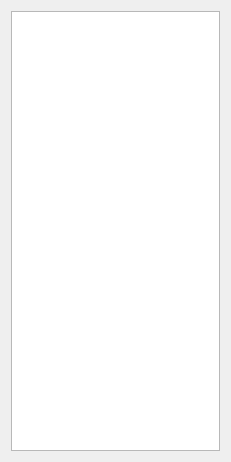
Qt form ui/category_dock.ui (yatengLG/ISAT_with_segment_anything) before a commit.
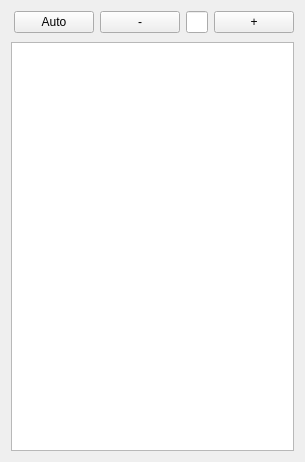
The same form after that commit.

Commit message: add manual/auto group select mode

```diff
--- a/ui/category_dock.ui
+++ b/ui/category_dock.ui
@@ -14,6 +14,43 @@
    <string>Form</string>
   </property>
   <layout class="QVBoxLayout" name="verticalLayout">
+   <item>
+    <layout class="QHBoxLayout" name="horizontalLayout">
+     <property name="leftMargin">
+      <number>3</number>
+     </property>
+     <property name="topMargin">
+      <number>0</number>
+     </property>
+     <property name="bottomMargin">
+      <number>3</number>
+     </property>
+     <item>
+      <widget class="QPushButton" name="pushButton_group_mode">
+       <property name="text">
+        <string>Auto</string>
+       </property>
+      </widget>
+     </item>
+     <item>
+      <widget class="QPushButton" name="pushButton_decrease">
+       <property name="text">
+        <string>-</string>
+       </property>
+      </widget>
+     </item>
+     <item>
+      <widget class="QLineEdit" name="lineEdit_currentGroup"/>
+     </item>
+     <item>
+      <widget class="QPushButton" name="pushButton_increase">
+       <property name="text">
+        <string>+</string>
+       </property>
+      </widget>
+     </item>
+    </layout>
+   </item>
    <item>
     <widget class="QListWidget" name="listWidget">
      <property name="selectionMode">
```
The commit also changes 4 other files.
